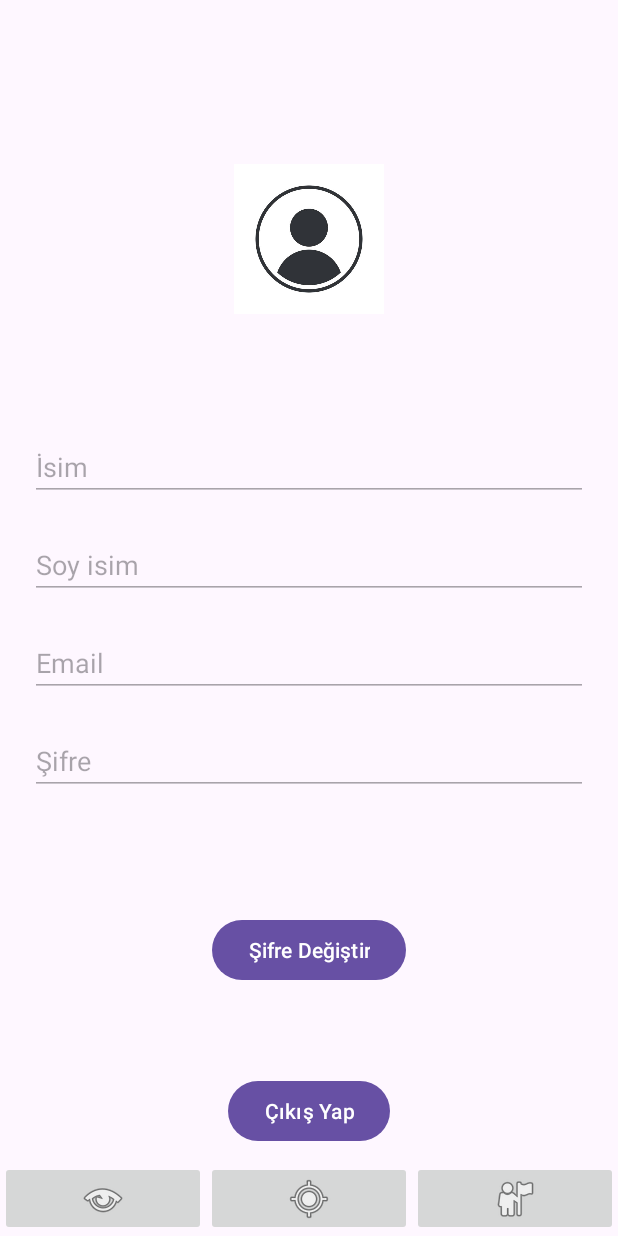
After one commit to BurakBulutt/halisaham-mobile, an Android app: the UserProfileFragment screen opened through its navigation route, on a phone screen of 412 x 824 dp. The commit adds this screen. Run offline under Robolectric (Android 15) with nearby library versions, the phone set to English and light mode, and no system bars; our stand-ins replace RxJava.

Commit message:
userProfile

```diff
--- /dev/null
+++ b/app/src/main/java/com/buraksoft/halisaham_mobile/service/UserProfileService.java
@@ -0,0 +1,21 @@
+package com.buraksoft.halisaham_mobile.service;
+
+import com.buraksoft.halisaham_mobile.library.rest.Respond;
+import com.buraksoft.halisaham_mobile.model.UserProfileModel;
+import com.buraksoft.halisaham_mobile.service.request.UserProfileRequest;
+
+import io.reactivex.Single;
+import retrofit2.http.Body;
+import retrofit2.http.GET;
+import retrofit2.http.PUT;
+import retrofit2.http.Path;
+import retrofit2.http.Query;
+
+public interface UserProfileService {
+    @GET("find-user")
+    Single<Respond<UserProfileModel>> getUserProfile(@Query("token") String token);
+
+    @PUT("{id}")
+    Single<Respond<UserProfileModel>> updateProfile(@Path("name") String id, @Body UserProfileRequest request); //TODO request düzenlenecek
+
+}
--- /dev/null
+++ b/app/src/main/java/com/buraksoft/halisaham_mobile/service/UserProfileServiceAPI.java
@@ -0,0 +1,34 @@
+package com.buraksoft.halisaham_mobile.service;
+
+import com.buraksoft.halisaham_mobile.library.rest.Respond;
+import com.buraksoft.halisaham_mobile.model.UserProfileModel;
+
+import io.reactivex.Single;
+import retrofit2.Retrofit;
+import retrofit2.adapter.rxjava2.RxJava2CallAdapterFactory;
+import retrofit2.converter.gson.GsonConverterFactory;
+
+public class UserProfileServiceAPI {
+    private static final String BASE_URL = "http://10.0.2.2:8090/user-profiles/";
+
+    private UserProfileService api;
+
+    public UserProfileServiceAPI() {
+        initApi();
+    }
+
+    private void initApi() {
+        api = new Retrofit.Builder()
+                .baseUrl(BASE_URL)
+                .addConverterFactory(GsonConverterFactory.create())
+                .addCallAdapterFactory(RxJava2CallAdapterFactory.create())
+                .build()
+                .create(UserProfileService.class);
+    }
+
+    public Single<Respond<UserProfileModel>> getUserProfile(String token){
+        return api.getUserProfile(token);
+    }
+
+    //TODO PROFILE DUZENLEME ISTEGI
+}
--- /dev/null
+++ b/app/src/main/java/com/buraksoft/halisaham_mobile/service/request/UserProfileRequest.java
@@ -0,0 +1,6 @@
+package com.buraksoft.halisaham_mobile.service.request;
+
+public class UserProfileRequest {
+    private String userId;
+    private byte[] photo;
+}
--- a/app/src/main/java/com/buraksoft/halisaham_mobile/view/AuthenticationActivity.java
+++ b/app/src/main/java/com/buraksoft/halisaham_mobile/view/AuthenticationActivity.java
@@ -1,26 +1,50 @@
 package com.buraksoft.halisaham_mobile.view;
 
 import androidx.appcompat.app.AppCompatActivity;
+import androidx.lifecycle.ViewModelProvider;
+import androidx.navigation.NavController;
+import androidx.navigation.NavDirections;
+import androidx.navigation.NavGraph;
+import androidx.navigation.NavInflater;
+import androidx.navigation.Navigation;
 
+import android.app.ProgressDialog;
 import android.content.Intent;
 import android.os.Bundle;
 import android.view.View;
+import android.widget.Toast;
 
 import com.buraksoft.halisaham_mobile.R;
 import com.buraksoft.halisaham_mobile.databinding.ActivityAuthenticationBinding;
 import com.buraksoft.halisaham_mobile.databinding.LayoutMenuImagesBinding;
+import com.buraksoft.halisaham_mobile.utils.TokenContextHolder;
+import com.buraksoft.halisaham_mobile.viewmodel.AuthenticationViewModel;
 
 public class AuthenticationActivity extends AppCompatActivity {
     private ActivityAuthenticationBinding binding;
     private LayoutMenuImagesBinding menuImagesBinding;
+    private NavController navController;
+    private NavInflater inflater;
+    private NavGraph graph;
+
 
     @Override
     protected void onCreate(Bundle savedInstanceState) {
         super.onCreate(savedInstanceState);
         binding = ActivityAuthenticationBinding.inflate(getLayoutInflater());
+        setContentView(binding.getRoot());
         menuImagesBinding = binding.layoutMenuImages;
-        setContentView(binding.getRoot());
         intentActivies();
+
+    }
+
+    @Override
+    protected void onStart() {
+        super.onStart();
+        navController = Navigation.findNavController(this,R.id.fragmentContainerView);
+        inflater = navController.getNavInflater();
+        graph = inflater.inflate(R.navigation.auth_graph);
+        checkToken();
     }
 
     public void intentActivies(){
@@ -44,7 +68,13 @@ public class AuthenticationActivity extends AppCompatActivity {
         });
 
          */
+    }
 
+    public void checkToken(){
+        if (TokenContextHolder.getToken() != null){
+            graph.setStartDestination(R.id.userProfileFragment);
+        }
+        navController.setGraph(graph);
     }
 
 }
--- a/app/src/main/java/com/buraksoft/halisaham_mobile/view/LoginFragment.java
+++ b/app/src/main/java/com/buraksoft/halisaham_mobile/view/LoginFragment.java
@@ -29,7 +29,7 @@ public class LoginFragment extends Fragment {
     private AuthenticationViewModel viewModel;
     private ProgressDialog progressDialog;
 
-    public static LoginFragment newInstance(String param1, String param2) {
+    public static LoginFragment newInstance() {
         return new LoginFragment();
     }
 
--- a/app/src/main/java/com/buraksoft/halisaham_mobile/view/MainActivity.java
+++ b/app/src/main/java/com/buraksoft/halisaham_mobile/view/MainActivity.java
@@ -32,7 +32,6 @@ public class MainActivity extends AppCompatActivity {
             public void onClick(View v) {
                 Intent intent = new Intent(MainActivity.this, AuthenticationActivity.class);
                 startActivity(intent);
-                finish();
             }
         });
 
--- a/app/src/main/java/com/buraksoft/halisaham_mobile/view/RegisterFragment.java
+++ b/app/src/main/java/com/buraksoft/halisaham_mobile/view/RegisterFragment.java
@@ -15,6 +15,7 @@ import androidx.navigation.Navigation;
 import android.view.LayoutInflater;
 import android.view.View;
 import android.view.ViewGroup;
+import android.widget.Toast;
 
 
 import com.buraksoft.halisaham_mobile.databinding.FragmentRegisterBinding;
@@ -99,7 +100,7 @@ public class RegisterFragment extends Fragment {
 
         viewModel.getError().observe(getViewLifecycleOwner(),error -> {
             if (error){
-                binding.informationText.setText("KAYIT BASARISIZ");
+                Toast.makeText(requireContext(),"KAYIT BASARISIZ",Toast.LENGTH_LONG).show();
             }
         });
 
--- /dev/null
+++ b/app/src/main/java/com/buraksoft/halisaham_mobile/view/UserProfileFragment.java
@@ -0,0 +1,47 @@
+package com.buraksoft.halisaham_mobile.view;
+
+import android.os.Bundle;
+
+import androidx.annotation.NonNull;
+import androidx.annotation.Nullable;
+import androidx.fragment.app.Fragment;
+import androidx.lifecycle.ViewModelProvider;
+
+import android.view.LayoutInflater;
+import android.view.View;
+import android.view.ViewGroup;
+
+import com.buraksoft.halisaham_mobile.R;
+import com.buraksoft.halisaham_mobile.databinding.FragmentUserProfileBinding;
+import com.buraksoft.halisaham_mobile.viewmodel.AuthenticationViewModel;
+
+
+public class UserProfileFragment extends Fragment {
+    private FragmentUserProfileBinding binding;
+    private AuthenticationViewModel viewModel;
+
+    public UserProfileFragment() {
+
+    }
+
+    public static UserProfileFragment newInstance() {
+        return new UserProfileFragment();
+    }
+
+    @Override
+    public void onCreate(Bundle savedInstanceState) {
+        super.onCreate(savedInstanceState);
+    }
+
+    @Override
+    public View onCreateView(@NonNull LayoutInflater inflater, ViewGroup container, Bundle savedInstanceState) {
+        binding = FragmentUserProfileBinding.inflate(inflater,container,false);
+        return binding.getRoot();
+    }
+
+    @Override
+    public void onViewCreated(@NonNull View view, @Nullable Bundle savedInstanceState) {
+        super.onViewCreated(view, savedInstanceState);
+        viewModel = new ViewModelProvider(this).get(AuthenticationViewModel.class);
+    }
+}
--- /dev/null
+++ b/app/src/main/res/layout/fragment_user_profile.xml
@@ -0,0 +1,98 @@
+<?xml version="1.0" encoding="utf-8"?>
+<androidx.constraintlayout.widget.ConstraintLayout xmlns:android="http://schemas.android.com/apk/res/android"
+    xmlns:app="http://schemas.android.com/apk/res-auto"
+    xmlns:tools="http://schemas.android.com/tools"
+    android:layout_width="match_parent"
+    android:layout_height="match_parent"
+    tools:context=".view.UserProfileFragment">
+
+
+    <ImageView
+        android:id="@+id/profilePhoto"
+        android:layout_width="100dp"
+        android:layout_height="100dp"
+        android:layout_marginTop="50dp"
+        app:layout_constraintBottom_toTopOf="@+id/profileLinear"
+        app:layout_constraintEnd_toEndOf="parent"
+        app:layout_constraintStart_toStartOf="parent"
+        app:layout_constraintTop_toTopOf="parent"
+        android:src="@drawable/istockphoto_1300845620_612x612" />
+
+    <LinearLayout
+        android:id="@+id/profileLinear"
+        android:layout_width="match_parent"
+        android:layout_height="wrap_content"
+        android:layout_margin="20dp"
+        android:orientation="vertical"
+        app:layout_constraintStart_toStartOf="parent"
+        app:layout_constraintEnd_toEndOf="parent"
+        app:layout_constraintTop_toBottomOf="@+id/profilePhoto"
+        app:layout_constraintBottom_toTopOf="@+id/changePasswordButton"
+        tools:layout_editor_absoluteX="24dp"
+        tools:layout_editor_absoluteY="231dp">
+
+        <EditText
+            android:id="@+id/nameText"
+            android:layout_width="match_parent"
+            android:layout_height="wrap_content"
+            android:layout_marginBottom="20dp"
+            android:ems="10"
+            android:enabled="false"
+            android:hint="İsim"
+            android:inputType="text" />
+
+        <EditText
+            android:id="@+id/surnameText"
+            android:layout_width="match_parent"
+            android:layout_height="wrap_content"
+            android:layout_marginBottom="20dp"
+            android:ems="10"
+            android:enabled="false"
+            android:hint="Soy isim"
+            android:inputType="text" />
+
+        <EditText
+            android:id="@+id/emailText"
+            android:layout_width="match_parent"
+            android:layout_height="wrap_content"
+            android:layout_marginBottom="20dp"
+            android:ems="10"
+            android:enabled="false"
+            android:hint="Email"
+            android:inputType="textEmailAddress" />
+
+        <EditText
+            android:id="@+id/passwordText"
+            android:layout_width="match_parent"
+            android:layout_height="wrap_content"
+            android:ems="10"
+            android:enabled="false"
+            android:hint="Şifre"
+            android:inputType="textPassword" />
+    </LinearLayout>
+
+    <Button
+        android:id="@+id/logoutButton"
+        android:layout_width="wrap_content"
+        android:layout_height="wrap_content"
+        android:text="Çıkış Yap"
+        app:layout_constraintTop_toBottomOf="@+id/changePasswordButton"
+        app:layout_constraintBottom_toBottomOf="parent"
+        app:layout_constraintStart_toStartOf="parent"
+        app:layout_constraintEnd_toEndOf="parent"
+        tools:layout_editor_absoluteX="151dp"
+        tools:layout_editor_absoluteY="575dp" />
+
+    <Button
+        android:id="@+id/changePasswordButton"
+        android:layout_width="wrap_content"
+        android:layout_height="wrap_content"
+        android:text="Şifre Değiştir"
+        app:layout_constraintTop_toBottomOf="@+id/profileLinear"
+        app:layout_constraintBottom_toTopOf="@+id/logoutButton"
+        app:layout_constraintStart_toStartOf="parent"
+        app:layout_constraintEnd_toEndOf="parent"
+        tools:layout_editor_absoluteY="502dp" />
+
+
+</androidx.constraintlayout.widget.ConstraintLayout>
--- a/app/src/main/res/navigation/auth_graph.xml
+++ b/app/src/main/res/navigation/auth_graph.xml
@@ -23,4 +23,13 @@
             android:id="@+id/action_registerFragment_to_loginFragment"
             app:destination="@id/loginFragment" />
     </fragment>
+    <fragment
+        android:id="@+id/userProfileFragment"
+        android:name="com.buraksoft.halisaham_mobile.view.UserProfileFragment"
+        android:label="fragment_user_profile"
+        tools:layout="@layout/fragment_user_profile" >
+        <action
+            android:id="@+id/action_userProfileFragment_to_loginFragment"
+            app:destination="@id/loginFragment" />
+    </fragment>
 </navigation>
```
Also changed, not shown: app/src/main/java/com/buraksoft/halisaham_mobile/library/enums/UserType.java (added, +18 -0 lines), app/src/main/java/com/buraksoft/halisaham_mobile/model/UserModel.java (added, +13 -0 lines), app/src/main/java/com/buraksoft/halisaham_mobile/model/UserProfileModel.java (added, +40 -0 lines), app/src/main/java/com/buraksoft/halisaham_mobile/viewmodel/AuthenticationViewModel.java (+46 -10 lines), app/src/main/res/drawable/istockphoto_1300845620_612x612.jpg (added).
